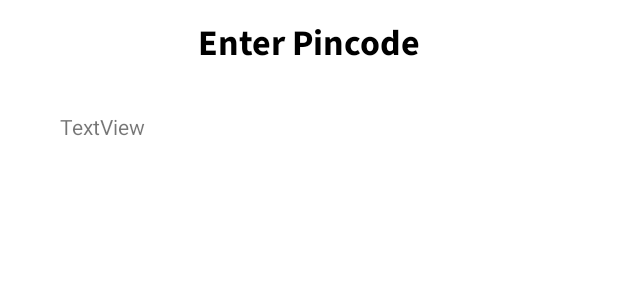
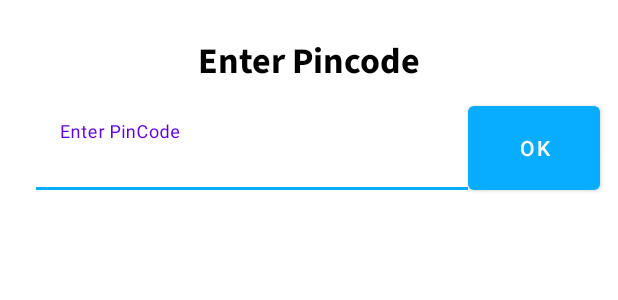
Before and after one commit to guptasandeep7/BroGrow, an Android app: the layout fragment_bottom_pincode.xml on its own in the app's theme, with its tools: preview values and no code run, on a phone screen of 412 x 824 dp. Shown: the top 300 px of the screen. Run offline under Robolectric (Android 15) with nearby library versions, the phone set to English and light mode, and no system bars.

Commit message:
Added Bottom Dialog Sheet

```diff
--- a/app/build.gradle
+++ b/app/build.gradle
@@ -49,6 +49,7 @@ dependencies {
     testImplementation 'junit:junit:4.13.2'
     androidTestImplementation 'androidx.test.ext:junit:1.1.3'
     androidTestImplementation 'androidx.test.espresso:espresso-core:3.4.0'
-
+    //MAterial
+    implementation 'com.google.android.material:material:1.7.0-alpha02'
 
 }
--- a/app/src/main/java/com/example/brogrow/view/dashboard/BottomFragmentPincode.kt
+++ b/app/src/main/java/com/example/brogrow/view/dashboard/BottomFragmentPincode.kt
@@ -6,10 +6,11 @@ import android.view.LayoutInflater
 import android.view.View
 import android.view.ViewGroup
 import com.example.brogrow.R
+import com.google.android.material.bottomsheet.BottomSheetDialog
 import com.google.android.material.bottomsheet.BottomSheetDialogFragment
 
 
-class BottomFragmentPincode : BottomSheetDialogFragment() {
+class BottomFragmentPincode : BottomSheetDialogFragment(){
 
 
     override fun onCreate(savedInstanceState: Bundle?) {
--- /dev/null
+++ b/app/src/main/res/drawable/ic_baseline_search_24.xml
@@ -0,0 +1,5 @@
+<vector android:height="24dp" android:tint="#08ADFF"
+    android:viewportHeight="24" android:viewportWidth="24"
+    android:width="24dp" xmlns:android="http://schemas.android.com/apk/res/android">
+    <path android:fillColor="@android:color/white" android:pathData="M15.5,14h-0.79l-0.28,-0.27C15.41,12.59 16,11.11 16,9.5 16,5.91 13.09,3 9.5,3S3,5.91 3,9.5 5.91,16 9.5,16c1.61,0 3.09,-0.59 4.23,-1.57l0.27,0.28v0.79l5,4.99L20.49,19l-4.99,-5zM9.5,14C7.01,14 5,11.99 5,9.5S7.01,5 9.5,5 14,7.01 14,9.5 11.99,14 9.5,14z"/>
+</vector>
--- a/app/src/main/res/layout/fragment_bottom_pincode.xml
+++ b/app/src/main/res/layout/fragment_bottom_pincode.xml
@@ -9,19 +9,20 @@
 
     <FrameLayout
         android:layout_width="match_parent"
-        android:layout_height="match_parent"
+        android:layout_height="wrap_content"
         tools:context=".view.dashboard.BottomFragmentPincode">
 
         <androidx.constraintlayout.widget.ConstraintLayout
             android:layout_width="match_parent"
             android:layout_height="match_parent">
 
+
             <TextView
                 android:id="@+id/textView"
                 android:layout_width="0dp"
                 android:layout_height="wrap_content"
                 android:layout_marginStart="108dp"
-           android:layout_marginTop="12dp"
+                android:layout_marginTop="24dp"
                 android:layout_marginEnd="108dp"
                 android:fontFamily="@font/source_sans_pro_bold"
                 android:text="Enter Pincode"
@@ -32,20 +33,40 @@
                 app:layout_constraintStart_toStartOf="parent"
                 app:layout_constraintTop_toTopOf="parent" />
 
-       <TextView
-           android:id="@+id/textView2"
-           android:layout_width="wrap_content"
+            <com.google.android.material.textfield.TextInputLayout
+                android:id="@+id/textInputLayout"
+                android:layout_width="0dp"
                 android:layout_height="wrap_content"
                 android:layout_marginStart="24dp"
                 android:layout_marginTop="12dp"
-           android:paddingStart="16dp"
-           android:paddingTop="16dp"
-           android:paddingEnd="16dp"
-           android:paddingBottom="16dp"
-           android:text="TextView"
+                android:layout_marginEnd="100dp"
+                android:layout_marginBottom="16dp"
+                app:boxBackgroundColor="@null"
+                app:boxCornerRadiusTopStart="10dp"
+                app:boxStrokeColor="#08ADFF"
+                app:layout_constraintBottom_toBottomOf="parent"
+                app:layout_constraintEnd_toEndOf="parent"
                 app:layout_constraintStart_toStartOf="parent"
-           app:layout_constraintTop_toBottomOf="@+id/textView" />
+                app:layout_constraintTop_toBottomOf="@+id/textView">
+
+                <com.google.android.material.textfield.TextInputEditText
+                    android:id="@+id/textView2"
+                    android:layout_width="match_parent"
+                    android:layout_height="match_parent"
+                    android:hint="Enter PinCode"
+                    android:text="" />
+            </com.google.android.material.textfield.TextInputLayout>
+
+            <com.google.android.material.button.MaterialButton
+                android:layout_width="wrap_content"
+                android:layout_height="68dp"
+                android:layout_marginTop="4dp"
+                android:layout_marginBottom="4dp"
+                android:text="OK"
+                app:backgroundTint="#08ADFF"
+                app:layout_constraintBottom_toBottomOf="@+id/textInputLayout"
+                app:layout_constraintStart_toEndOf="@+id/textInputLayout"
+                app:layout_constraintTop_toTopOf="@+id/textInputLayout" />
         </androidx.constraintlayout.widget.ConstraintLayout>
-
     </FrameLayout>
 </layout>
```
Also changed, not shown: app/src/main/java/com/example/brogrow/view/dashboard/BottomFragmentFashion.kt (added, +59 -0 lines), app/src/main/java/com/example/brogrow/view/dashboard/HomePageFragment.kt (+20 -3 lines), app/src/main/res/layout/fragment_bottom_fashion.xml (added, +70 -0 lines). Lines whose indentation alone changed are shown as unchanged.
